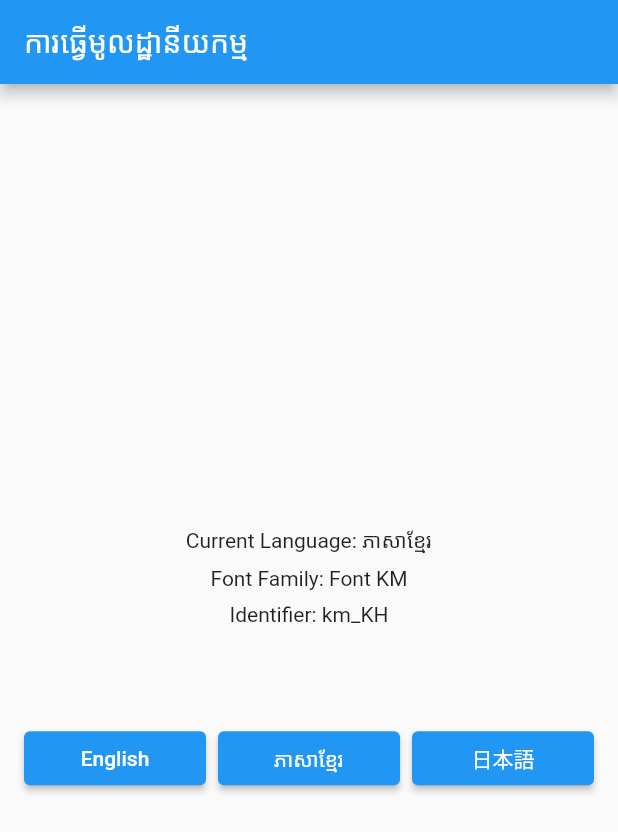
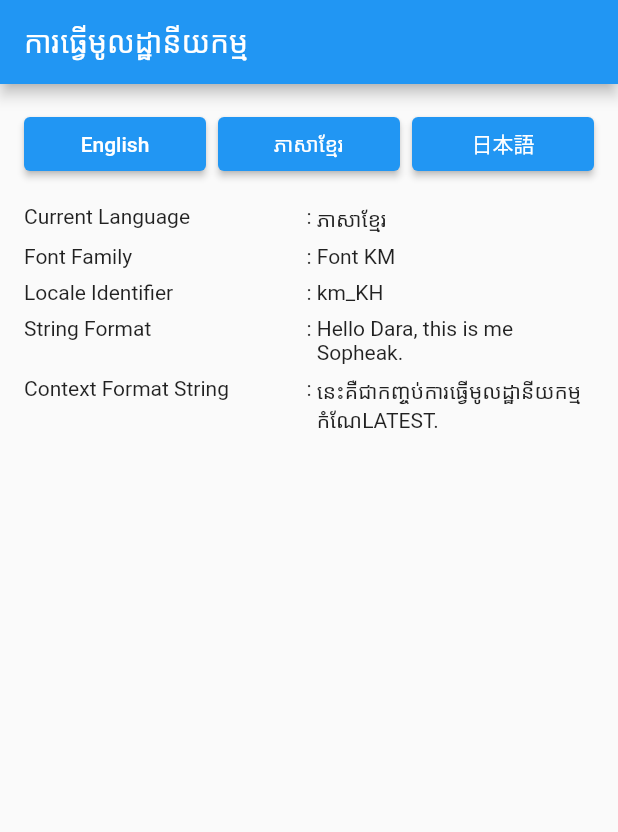
Before and after one commit to channdara/flutter_localization, a Flutter app: the screen it shows after launch, after a tap on "ភាសាខ្មែរ", on a phone screen of 412 x 824 dp. Shown: the top 832 px of the screen. Run offline on Flutter 3.47's test engine with Material 2 defaults, Android fonts, the phone set to English and light mode, and no system bars; our stand-ins replace plugin_platform_interface, shared_preferences; missing offline and left inert: dart:html; Roboto replaces fonts that are missing (Font KM).

Commit message:
[UNTRACKED] Added Strings Util and Context Extension for helping with localization text

```diff
--- a/example/lib/main.dart
+++ b/example/lib/main.dart
@@ -7,10 +7,20 @@ void main() {
 
 mixin AppLocale {
   static const String title = 'title';
+  static const String thisIs = 'thisIs';
 
-  static const Map<String, dynamic> EN = {title: 'Localization'};
-  static const Map<String, dynamic> KM = {title: 'ការធ្វើមូលដ្ឋានីយកម្ម'};
-  static const Map<String, dynamic> JA = {title: 'ローカリゼーション'};
+  static const Map<String, dynamic> EN = {
+    title: 'Localization',
+    thisIs: 'This is %a package, version %a.',
+  };
+  static const Map<String, dynamic> KM = {
+    title: 'ការធ្វើមូលដ្ឋានីយកម្ម',
+    thisIs: 'នេះគឺជាកញ្ចប់%a កំណែ%a.',
+  };
+  static const Map<String, dynamic> JA = {
+    title: 'ローカリゼーション',
+    thisIs: 'これは%aパッケージ、バージョン%aです。',
+  };
 }
 
 class MyApp extends StatefulWidget {
@@ -84,14 +94,7 @@ class _SettingsScreenState extends State<SettingsScreen> {
       body: Container(
         padding: const EdgeInsets.all(16.0),
         child: Column(
-          mainAxisAlignment: MainAxisAlignment.center,
           children: [
-            Text('Current Language: ${_localization.getLanguageName()}'),
-            const SizedBox(height: 8.0),
-            Text('Font Family: ${_localization.fontFamily}'),
-            const SizedBox(height: 8.0),
-            Text('Identifier: ${_localization.currentLocale.localeIdentifier}'),
-            const SizedBox(height: 64.0),
             Row(
               children: [
                 Expanded(
@@ -122,9 +125,62 @@ class _SettingsScreenState extends State<SettingsScreen> {
                 ),
               ],
             ),
+            const SizedBox(height: 16.0),
+            ItemWidget(
+              title: 'Current Language',
+              content: _localization.getLanguageName(),
+            ),
+            ItemWidget(
+              title: 'Font Family',
+              content: _localization.fontFamily,
+            ),
+            ItemWidget(
+              title: 'Locale Identifier',
+              content: _localization.currentLocale.localeIdentifier,
+            ),
+            ItemWidget(
+              title: 'String Format',
+              content: Strings.format(
+                'Hello %a, this is me %a.',
+                ['Dara', 'Sopheak'],
+              ),
+            ),
+            ItemWidget(
+              title: 'Context Format String',
+              content: context.formatString(
+                AppLocale.thisIs,
+                [AppLocale.title, 'LATEST'],
+              ),
+            ),
           ],
         ),
       ),
     );
   }
 }
+
+class ItemWidget extends StatelessWidget {
+  const ItemWidget({
+    super.key,
+    required this.title,
+    required this.content,
+  });
+
+  final String? title;
+  final String? content;
+
+  @override
+  Widget build(BuildContext context) {
+    return Padding(
+      padding: const EdgeInsets.only(bottom: 8.0),
+      child: Row(
+        crossAxisAlignment: CrossAxisAlignment.start,
+        children: [
+          Expanded(child: Text(title ?? '')),
+          const Text(' : '),
+          Expanded(child: Text(content ?? '')),
+        ],
+      ),
+    );
+  }
+}
--- a/lib/flutter_localization.dart
+++ b/lib/flutter_localization.dart
@@ -1,4 +1,6 @@
+export 'src/extension/context_extension.dart';
 export 'src/extension/locale_extension.dart';
 export 'src/extension/string_extension.dart';
 export 'src/localization/flutter_localization.dart';
 export 'src/model/map_locale.dart';
+export 'src/utility/string_util.dart';
--- /dev/null
+++ b/lib/src/extension/context_extension.dart
@@ -0,0 +1,15 @@
+import 'package:flutter/material.dart';
+
+import '../localization/flutter_localization_translator.dart';
+
+extension ContextExtension on BuildContext {
+  String formatString(String fullText, List<dynamic> args) {
+    final translator = FlutterLocalizationTranslator.of(this);
+    fullText = '${translator?.getStringOrKey(fullText)}';
+    for (final element in args) {
+      final replace = '${translator?.getStringOrKey(element.toString())}';
+      fullText = fullText.replaceFirst('%a', replace);
+    }
+    return fullText;
+  }
+}
--- a/lib/src/localization/flutter_localization_translator.dart
+++ b/lib/src/localization/flutter_localization_translator.dart
@@ -36,6 +36,11 @@ class FlutterLocalizationTranslator {
   String getString(String key) =>
       _string[key] == null ? '$key not found' : _string[key].toString();
 
+  /// This function is the same as [getString] above. But instead of returning
+  /// 'key not found', this will return onl the key
+  String getStringOrKey(String key) =>
+      _string[key] == null ? key : _string[key].toString();
+
   /// This function will return the language name by the language code provided.
   String getName(String languageCode) => languageName[languageCode] == null
       ? 'Name for $languageCode not found'
--- /dev/null
+++ b/lib/src/utility/string_util.dart
@@ -0,0 +1,8 @@
+mixin Strings {
+  static String format(String fullText, List<dynamic> args) {
+    for (final element in args) {
+      fullText = fullText.replaceFirst('%a', element.toString());
+    }
+    return fullText;
+  }
+}
--- a/pubspec.yaml
+++ b/pubspec.yaml
@@ -1,6 +1,6 @@
 name: flutter_localization
 description: Flutter Localization is a package use for in-app localization with map data. More easier and faster to implement and inspired by the flutter_localizations itself.
-version: 0.1.12
+version: 0.1.13
 homepage: https://github.com/channdara/flutter_localization
 issue_tracker: https://github.com/channdara/flutter_localization/issues
 
```
Also changed, not shown: 2 other files.
